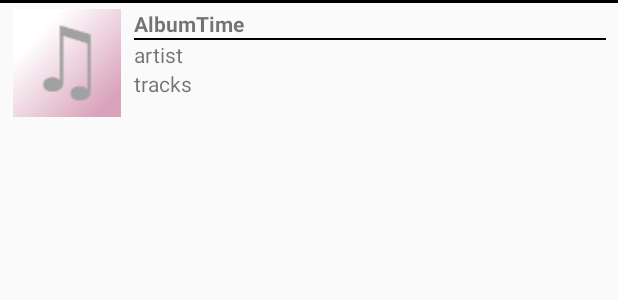
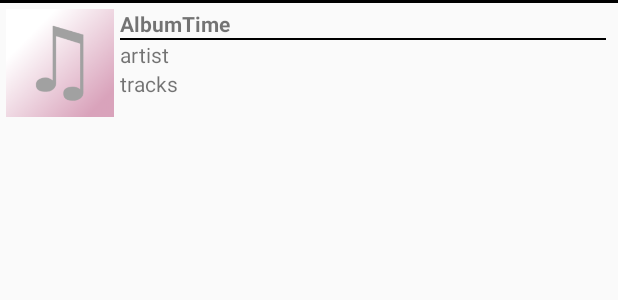
Before and after one commit to YukenNarumi/MusicPlayer, an Android app: the layout item_album.xml on its own in the app's theme, with its tools: preview values and no code run, on a phone screen of 412 x 824 dp. Shown: the top 300 px of the screen. Run offline under Robolectric (Android 15) with nearby library versions, the phone set to English and light mode, and no system bars.

Commit message:
・修正:対象APIレベルに合わないXMLの属性 　android:layout_marginHorizontal > android:layout_marginLeft + android:layout_marginRight ・修正:警告が発生していたいくつかの属性

```diff
--- a/app/src/main/res/layout/dialog_track_list.xml
+++ b/app/src/main/res/layout/dialog_track_list.xml
@@ -60,8 +60,8 @@
 
                 <ImageView
                     android:id="@+id/albumart"
-                    android:layout_width="match_parent"
-                    android:layout_height="match_parent"
+                    android:layout_width="72dp"
+                    android:layout_height="72dp"
                     android:contentDescription="@null"
                     android:src="@drawable/dummy_album_art_slim" />
 
@@ -111,7 +111,7 @@
     <ListView
         android:id="@+id/listTrack"
         android:layout_width="wrap_content"
-        android:layout_height="wrap_content"
+        android:layout_height="0dp"
         android:layout_weight="1" />
 
 </LinearLayout>
--- a/app/src/main/res/layout/item_album.xml
+++ b/app/src/main/res/layout/item_album.xml
@@ -11,23 +11,24 @@
 
     <LinearLayout
         android:layout_width="match_parent"
-        android:layout_height="match_parent"
-        android:layout_marginHorizontal="4dp"
+        android:layout_height="0dp"
+        android:layout_marginLeft="4dp"
+        android:layout_marginRight="4dp"
         android:layout_marginTop="4dp"
         android:layout_weight="5"
         android:orientation="horizontal">
 
         <ImageView
             android:id="@+id/albumart"
-            android:layout_width="match_parent"
-            android:layout_height="match_parent"
-            android:layout_weight="4"
-            android:src="@drawable/dummy_album_art_slim" />
+            android:layout_width="72dp"
+            android:layout_height="72dp"
+            android:src="@drawable/dummy_album_art" />
 
         <LinearLayout
-            android:layout_width="match_parent"
+            android:layout_width="0dp"
             android:layout_height="match_parent"
-            android:layout_marginHorizontal="4dp"
+            android:layout_marginLeft="4dp"
+            android:layout_marginRight="4dp"
             android:layout_weight="1"
             android:orientation="vertical">
 
--- a/app/src/main/res/layout/item_root.xml
+++ b/app/src/main/res/layout/item_root.xml
@@ -15,9 +15,10 @@
         android:id="@+id/title"
         android:layout_width="match_parent"
         android:layout_height="wrap_content"
-        android:layout_marginHorizontal="4dp"
+        android:layout_marginLeft="4dp"
+        android:layout_marginRight="4dp"
         android:layout_marginTop="4dp"
-        android:gravity="left"
+        android:gravity="start"
         android:text="TextView"
         android:textSize="30sp"
         android:textStyle="bold"
```
Also changed, not shown: app/src/main/res/layout/item_track.xml (+7 -5 lines).
